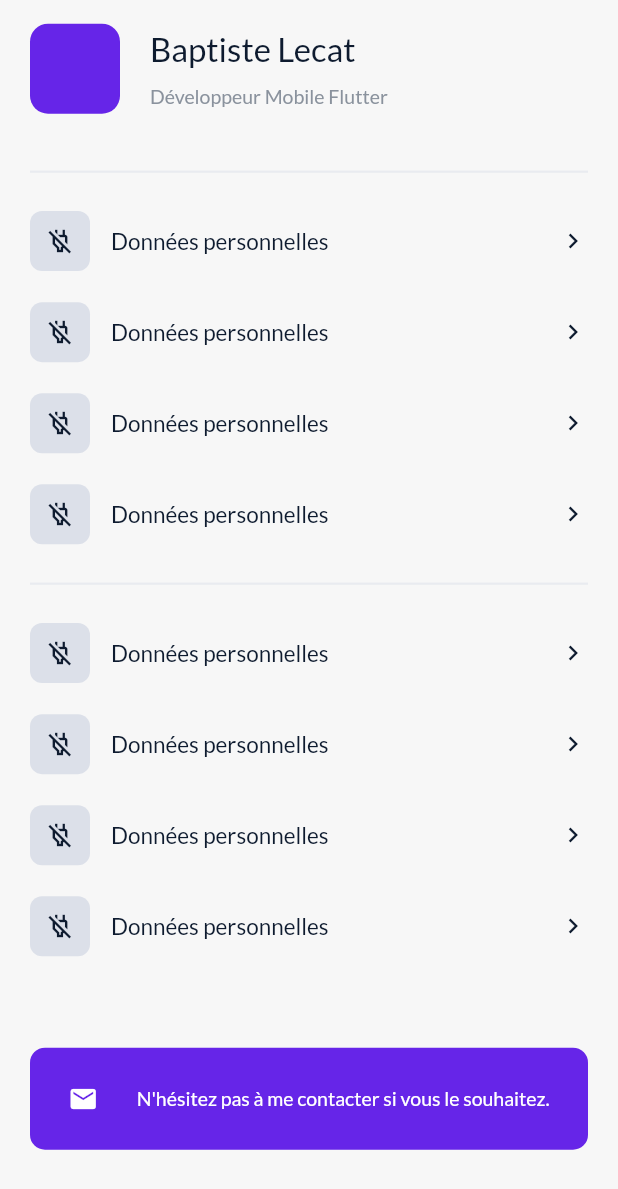
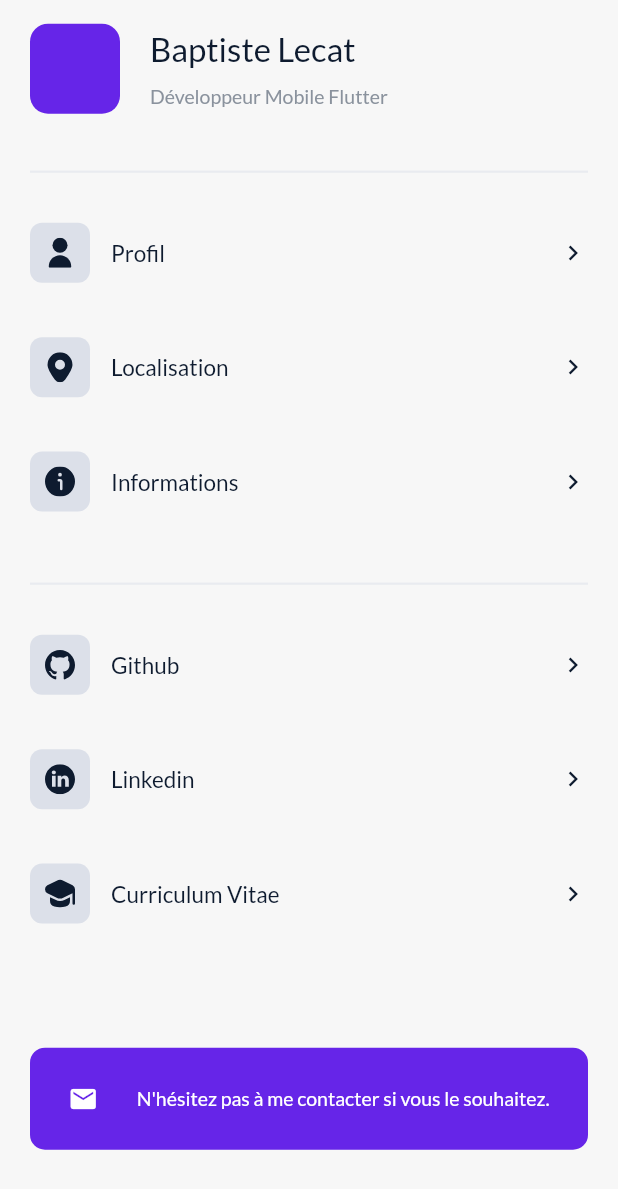
Before and after one commit to BaptisteLecat/portfolio_app, a Flutter app: the AccountView screen opened directly, on a phone screen of 412 x 824 dp. Shown: the top 1189 px of the screen. Run offline on Flutter 3.47's test engine with Material 2 defaults, Android fonts, the phone set to English and light mode, and no system bars; our stand-ins replace bloc, custom_navigation_bar, equatable, flutter_bloc, flutter_secure_storage, flutter_svg and 4 more; accounts and stored records are empty; network calls fail.

Commit message:
Setting page

```diff
--- a/lib/presentation/feature/account/view/account_view.dart
+++ b/lib/presentation/feature/account/view/account_view.dart
@@ -1,4 +1,9 @@
 import 'package:flutter/material.dart';
+import 'package:flutter_svg/flutter_svg.dart';
+import 'package:portfolio_app/presentation/feature/account/view/personal_data_view.dart';
+import 'package:portfolio_app/presentation/feature/account/widget/account_list.dart';
+import 'package:portfolio_app/presentation/feature/account/widget/setting_tile.dart';
+import 'package:portfolio_app/presentation/feature/account/widget/setting_tile_redirect.dart';
 import 'package:portfolio_app/presentation/widget/theme/colors.dart';
 
 class AccountView extends StatelessWidget {
@@ -22,7 +27,7 @@ class AccountView extends StatelessWidget {
                         borderRadius: BorderRadius.circular(12),
                         color: primaryColor),
                   ),
-                  SizedBox(
+                  const SizedBox(
                     width: 20,
                   ),
                   Padding(
@@ -57,7 +62,30 @@ class AccountView extends StatelessWidget {
               ),
             ),
           ),
-          Expanded(flex: 5, child: AccountList()),
+          Expanded(
+              flex: 5,
+              child: AccountList(
+                settingTiles: [
+                  SettingTile(
+                    page: PersonalDataView(),
+                    title: "Profil",
+                    icon: SvgPicture.asset("assets/icons/ui/user.svg",
+                        color: secondaryColor),
+                  ),
+                  SettingTile(
+                    page: PersonalDataView(),
+                    title: "Localisation",
+                    icon: SvgPicture.asset("assets/icons/ui/marker.svg",
+                        color: secondaryColor),
+                  ),
+                  SettingTile(
+                    page: PersonalDataView(),
+                    title: "Informations",
+                    icon: SvgPicture.asset("assets/icons/ui/info.svg",
+                        color: secondaryColor),
+                  ),
+                ],
+              )),
           Expanded(
             child: Padding(
               padding: const EdgeInsets.symmetric(horizontal: 20.0),
@@ -67,7 +95,28 @@ class AccountView extends StatelessWidget {
               ),
             ),
           ),
-          Expanded(flex: 5, child: AccountList()),
+          Expanded(
+              flex: 5,
+              child: AccountList(
+                settingTiles: [
+                  SettingTileRedirect(
+                      url: 'https://github.com/BaptisteLecat',
+                      title: "Github",
+                      icon: SvgPicture.asset("assets/icons/github.svg",
+                          color: secondaryColor)),
+                  SettingTileRedirect(
+                      url: 'https://www.linkedin.com/in/baptiste-lecat/',
+                      title: "Linkedin",
+                      icon: SvgPicture.asset("assets/icons/linkedin.svg",
+                          color: secondaryColor)),
+                  SettingTile(
+                      page: PersonalDataView(),
+                      title: "Curriculum Vitae",
+                      icon: SvgPicture.asset(
+                          "assets/icons/ui/graduation-cap.svg",
+                          color: secondaryColor)),
+                ],
+              )),
           Flexible(
             flex: 4,
             child: Padding(
@@ -81,7 +130,7 @@ class AccountView extends StatelessWidget {
                   child: Row(
                     mainAxisAlignment: MainAxisAlignment.spaceEvenly,
                     children: [
-                      Icon(Icons.email),
+                      const Icon(Icons.email),
                       Text("N'hésitez pas à me contacter si vous le souhaitez.",
                           style: Theme.of(context)
                               .textTheme
@@ -98,125 +147,3 @@ class AccountView extends StatelessWidget {
     );
   }
 }
-
-class AccountList extends StatelessWidget {
-  const AccountList({
-    Key? key,
-  }) : super(key: key);
-
-  @override
-  Widget build(BuildContext context) {
-    return Padding(
-      padding: const EdgeInsets.symmetric(horizontal: 20.0),
-      child: Column(
-        children: [
-          Expanded(
-            child: Row(
-              children: [
-                Container(
-                  height: 40,
-                  width: 40,
-                  decoration: BoxDecoration(
-                      color: secondaryColorLessOpacity,
-                      borderRadius: BorderRadius.circular(8)),
-                  child: Icon(Icons.power_off_outlined, color: secondaryColor),
-                ),
-                SizedBox(
-                  width: 14,
-                ),
-                Expanded(
-                  child: Text("Données personnelles",
-                      style: Theme.of(context).textTheme.bodyText1!.copyWith(
-                            color: secondaryColor,
-                          )),
-                ),
-                Icon(Icons.chevron_right, color: secondaryColor),
-              ],
-            ),
-          ),
-          SizedBox(
-            height: 14,
-          ),
-          Expanded(
-            child: Row(
-              children: [
-                Container(
-                  height: 40,
-                  width: 40,
-                  decoration: BoxDecoration(
-                      color: secondaryColorLessOpacity,
-                      borderRadius: BorderRadius.circular(8)),
-                  child: Icon(Icons.power_off_outlined, color: secondaryColor),
-                ),
-                SizedBox(
-                  width: 14,
-                ),
-                Expanded(
-                  child: Text("Données personnelles",
-                      style: Theme.of(context).textTheme.bodyText1!.copyWith(
-                            color: secondaryColor,
-                          )),
-                ),
-                Icon(Icons.chevron_right, color: secondaryColor),
-              ],
-            ),
-          ),
-          SizedBox(
-            height: 14,
-          ),
-          Expanded(
-            child: Row(
-              children: [
-                Container(
-                  height: 40,
-                  width: 40,
-                  decoration: BoxDecoration(
-                      color: secondaryColorLessOpacity,
-                      borderRadius: BorderRadius.circular(8)),
-                  child: Icon(Icons.power_off_outlined, color: secondaryColor),
-                ),
-                SizedBox(
-                  width: 14,
-                ),
-                Expanded(
-                  child: Text("Données personnelles",
-                      style: Theme.of(context).textTheme.bodyText1!.copyWith(
-                            color: secondaryColor,
-                          )),
-                ),
-                Icon(Icons.chevron_right, color: secondaryColor),
-              ],
-            ),
-          ),
-          SizedBox(
-            height: 14,
-          ),
-          Expanded(
-            child: Row(
-              children: [
-                Container(
-                  height: 40,
-                  width: 40,
-                  decoration: BoxDecoration(
-                      color: secondaryColorLessOpacity,
-                      borderRadius: BorderRadius.circular(8)),
-                  child: Icon(Icons.power_off_outlined, color: secondaryColor),
-                ),
-                SizedBox(
-                  width: 14,
-                ),
-                Expanded(
-                  child: Text("Données personnelles",
-                      style: Theme.of(context).textTheme.bodyText1!.copyWith(
-                            color: secondaryColor,
-                          )),
-                ),
-                Icon(Icons.chevron_right, color: secondaryColor),
-              ],
-            ),
-          ),
-        ],
-      ),
-    );
-  }
-}
--- /dev/null
+++ b/lib/presentation/feature/account/widget/account_list.dart
@@ -0,0 +1,23 @@
+import 'package:flutter/material.dart';
+
+class AccountList extends StatelessWidget {
+  final List<Widget> settingTiles;
+  const AccountList({Key? key, required this.settingTiles}) : super(key: key);
+
+  @override
+  Widget build(BuildContext context) {
+    List<Widget> settingWidgets = [];
+    List.generate(settingTiles.length, (index) {
+      settingWidgets.add(settingTiles[index]);
+      settingWidgets.add(
+        const SizedBox(
+          height: 14,
+        ),
+      );
+    });
+    return Padding(
+      padding: const EdgeInsets.symmetric(horizontal: 20.0),
+      child: Column(children: settingWidgets),
+    );
+  }
+}
--- /dev/null
+++ b/lib/presentation/feature/account/widget/setting_tile.dart
@@ -0,0 +1,50 @@
+import 'package:flutter/material.dart';
+import 'package:portfolio_app/presentation/widget/theme/colors.dart';
+
+class SettingTile extends StatelessWidget {
+  final Widget page;
+  final String title;
+  final Widget icon;
+  const SettingTile({
+    Key? key,
+    required this.page,
+    required this.title,
+    required this.icon,
+  }) : super(key: key);
+
+  @override
+  Widget build(BuildContext context) {
+    return Expanded(
+      child: GestureDetector(
+        onTap: (() {
+          Navigator.push(
+              context, MaterialPageRoute(builder: (context) => page));
+        }),
+        child: Row(
+          children: [
+            Container(
+                height: 40,
+                width: 40,
+                decoration: BoxDecoration(
+                    color: secondaryColorLessOpacity,
+                    borderRadius: BorderRadius.circular(8)),
+                child: Padding(
+                  padding: const EdgeInsets.all(10.0),
+                  child: Center(child: icon),
+                )),
+            const SizedBox(
+              width: 14,
+            ),
+            Expanded(
+              child: Text(title,
+                  style: Theme.of(context).textTheme.bodyText1!.copyWith(
+                        color: secondaryColor,
+                      )),
+            ),
+            const Icon(Icons.chevron_right, color: secondaryColor),
+          ],
+        ),
+      ),
+    );
+  }
+}
--- /dev/null
+++ b/lib/presentation/feature/account/widget/setting_tile_redirect.dart
@@ -0,0 +1,51 @@
+import 'package:flutter/material.dart';
+import 'package:portfolio_app/presentation/widget/theme/colors.dart';
+import 'package:url_launcher/url_launcher.dart';
+
+class SettingTileRedirect extends StatelessWidget {
+  final String url;
+  final String title;
+  final Widget icon;
+  const SettingTileRedirect({
+    Key? key,
+    required this.url,
+    required this.title,
+    required this.icon,
+  }) : super(key: key);
+
+  @override
+  Widget build(BuildContext context) {
+    return Expanded(
+      child: GestureDetector(
+        onTap: (() async {
+          if (!await launch(url)) throw 'Could not launch $url';
+        }),
+        child: Row(
+          children: [
+            Container(
+              height: 40,
+              width: 40,
+              decoration: BoxDecoration(
+                  color: secondaryColorLessOpacity,
+                  borderRadius: BorderRadius.circular(8)),
+              child: Padding(
+                padding: const EdgeInsets.all(10.0),
+                child: Center(child: icon),
+              ),
+            ),
+            const SizedBox(
+              width: 14,
+            ),
+            Expanded(
+              child: Text(title,
+                  style: Theme.of(context).textTheme.bodyText1!.copyWith(
+                        color: secondaryColor,
+                      )),
+            ),
+            const Icon(Icons.chevron_right, color: secondaryColor),
+          ],
+        ),
+      ),
+    );
+  }
+}
--- a/pubspec.yaml
+++ b/pubspec.yaml
@@ -47,6 +47,7 @@ dependencies:
   flutter_secure_storage: ^5.0.2
   http: ^0.13.4
   json_annotation: ^4.4.0
+  url_launcher: ^6.0.20
 
 dev_dependencies:
   build_runner: ^2.1.8
```
Also changed, not shown: lib/presentation/feature/account/view/personal_data_view.dart (+115 -0 lines), lib/presentation/feature/account/widget/fake_form_inputtext.dart (added, +55 -0 lines), assets/icons/github.svg (added), assets/icons/linkedin.svg (added), assets/icons/ui/graduation-cap.svg (added), assets/icons/ui/info.svg (added), assets/icons/ui/marker.svg (added), assets/icons/ui/user.svg (added), pubspec.lock, 5 other files.
